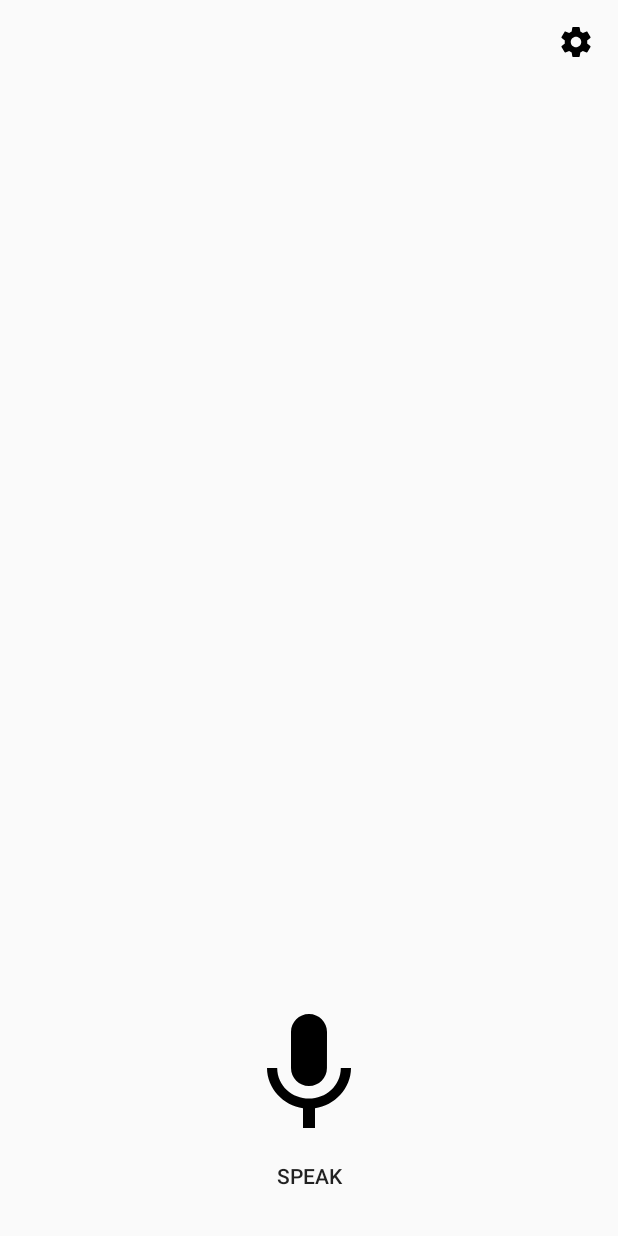
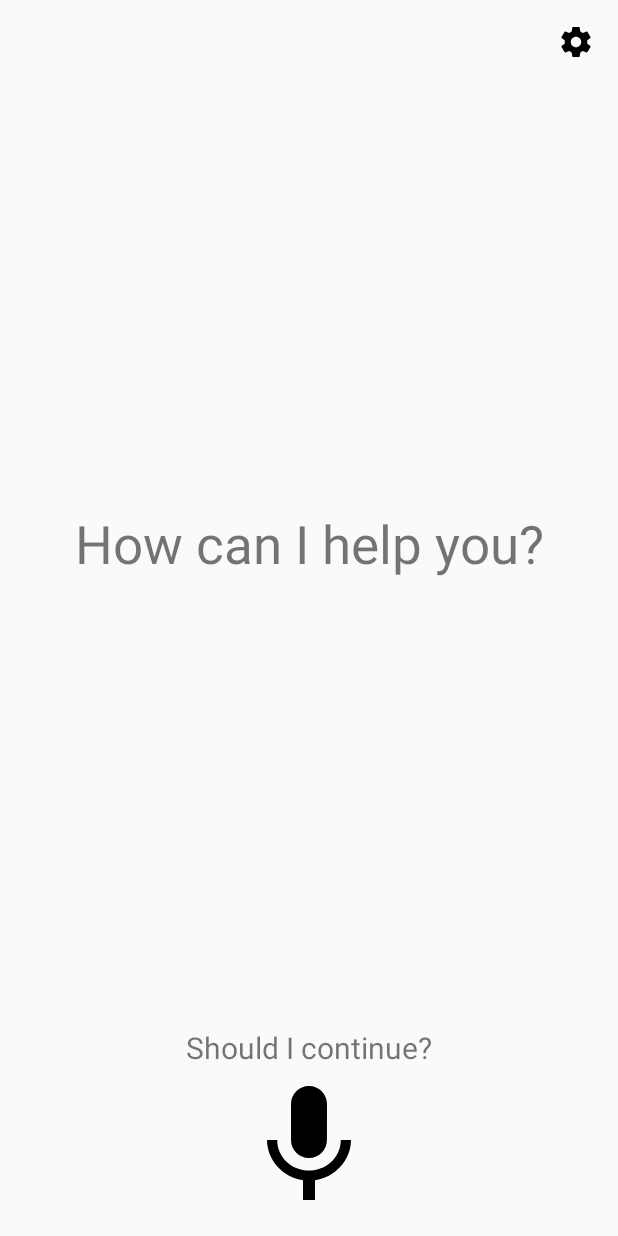
Before and after one commit to ShaelShah/Lahni-Assistant, an Android app: the screen it shows after launch (MainActivity), on a phone screen of 412 x 824 dp. Run offline under Robolectric (Android 15) with nearby library versions, the phone set to English and light mode, and no system bars.

Commit message:
refractored code

```diff
--- a/app/src/main/java/com/shael/segfaultstrategies/lahniassistant/MainActivity.java
+++ b/app/src/main/java/com/shael/segfaultstrategies/lahniassistant/MainActivity.java
@@ -7,7 +7,6 @@ import android.content.pm.PackageManager;
 import android.net.Uri;
 import android.os.Build;
 import android.provider.AlarmClock;
-import android.speech.RecognitionListener;
 import android.speech.RecognizerIntent;
 import android.speech.SpeechRecognizer;
 import android.speech.tts.TextToSpeech;
@@ -20,7 +19,6 @@ import android.widget.Button;
 import android.widget.ImageButton;
 import android.widget.TextView;
 
-import java.util.ArrayList;
 import java.util.List;
 import java.util.Locale;
 
@@ -37,20 +35,21 @@ public class MainActivity extends Activity {
     private final int SET_ALARM_PERMISSION = 4;
 
     //Views
-    private Button speakButton;
-    private ImageButton listenButton;
-    private TextView outputTextView;
-    private ImageButton settingsButton;
+    protected Button speakButton;
+    protected ImageButton listenButton;
+    protected TextView instructionTextView;
+    protected TextView confirmTextView;
+    protected ImageButton settingsButton;
 
     //Speech Recognizer
-    private SpeechRecognizer speechRecognizer;
-    private Intent speechRecognizerIntent;
+    protected SpeechRecognizer speechRecognizer;
+    protected Intent speechRecognizerIntent;
 
     //Text to Speech
-    private TextToSpeech textToSpeech;
+    protected TextToSpeech textToSpeech;
 
     //Send sms
-    private SmsManager smsManager;
+    protected SmsManager smsManager;
 
     @Override
     protected void onCreate(Bundle savedInstanceState) {
@@ -64,7 +63,8 @@ public class MainActivity extends Activity {
 
         //View instantiation
         speakButton = (Button) findViewById(R.id.speakButton);
-        outputTextView = (TextView) findViewById(R.id.outputTextView);
+        instructionTextView = (TextView) findViewById(R.id.instructionTextView);
+        confirmTextView = (TextView) findViewById(R.id.confirmTextView);
         settingsButton = (ImageButton) findViewById(R.id.settingsButton);
         listenButton = (ImageButton) findViewById(R.id.listenButton);
 
@@ -75,7 +75,7 @@ public class MainActivity extends Activity {
         speechRecognizerIntent.putExtra(EXTRA_LANGUAGE_MODEL, LANGUAGE_MODEL_FREE_FORM);
         speechRecognizerIntent.putExtra(EXTRA_CALLING_PACKAGE, this.getPackageName());
 
-        SpeechRecognitionListener listener = new SpeechRecognitionListener();
+        SpeechRecognitionListener listener = new SpeechRecognitionListener(this);
         speechRecognizer.setRecognitionListener(listener);
 
         //Send SMS
@@ -100,9 +100,9 @@ public class MainActivity extends Activity {
         speakButton.setOnClickListener(new View.OnClickListener() {
             @Override
             public void onClick(View view) {
-                if (outputTextView.getText() != null || !outputTextView.getText().toString().equals("")) {
+                if (instructionTextView.getText() != null || !instructionTextView.getText().toString().equals("")) {
                     String utteranceId = this.hashCode() + "";
-                    textToSpeech.speak(outputTextView.getText().toString(), TextToSpeech.QUEUE_FLUSH, null, utteranceId);
+                    textToSpeech.speak(instructionTextView.getText().toString(), TextToSpeech.QUEUE_FLUSH, null, utteranceId);
                 }
             }
         });
@@ -110,8 +110,6 @@ public class MainActivity extends Activity {
         settingsButton.setOnClickListener(new View.OnClickListener() {
             @Override
             public void onClick(View view) {
-                outputTextView.setText("This");
-                startTimer("Test Message", 10);
             }
         });
     }
@@ -210,55 +208,4 @@ public class MainActivity extends Activity {
         }
     }
 
-    protected class SpeechRecognitionListener implements RecognitionListener {
-
-        @Override
-        public void onReadyForSpeech(Bundle bundle) {
-            outputTextView.setText("Ready for text");
-        }
-
-        @Override
-        public void onBeginningOfSpeech() {
-            outputTextView.setText("You have started speaking");
-        }
-
-        @Override
-        public void onRmsChanged(float v) {}
-
-        @Override
-        public void onBufferReceived(byte[] bytes) {
-            outputTextView.setText("Started receiving data");
-        }
-
-        @Override
-        public void onEndOfSpeech() {
-            outputTextView.setText("You have stopped talking");
-        }
-
-        @Override
-        public void onError(int i) {
-            //speechRecognizer.startListening(speechRecognizerIntent);
-            outputTextView.setText("Error listening, please ask again.");
-        }
-
-        @Override
-        public void onResults(Bundle results) {
-            float[] scores  = results.getFloatArray(SpeechRecognizer.CONFIDENCE_SCORES);
-            ArrayList<String> matches = results.getStringArrayList(SpeechRecognizer.RESULTS_RECOGNITION);
-            int maxIndex = 0;
-
-            for (int i = 1; i < scores.length; i++) {
-                if (scores[i] > scores[i - 1]) {
-                    maxIndex = i;
-                }
-            }
-            outputTextView.setText("[" + maxIndex + "]" + " " + matches.get(maxIndex));
-        }
-
-        @Override
-        public void onPartialResults(Bundle bundle) {}
-
-        @Override
-        public void onEvent(int i, Bundle bundle) {}
-    }
 }
--- a/app/src/main/res/layout/activity_main.xml
+++ b/app/src/main/res/layout/activity_main.xml
@@ -14,18 +14,6 @@
     android:clickable="true">
     <!--android:background="@android:color/holo_blue_dark"-->
 
-    <TextView
-        android:id="@+id/outputTextView"
-        android:text=""
-        android:layout_width="wrap_content"
-        android:layout_height="wrap_content"
-        android:layout_alignParentStart="true"
-        android:layout_alignParentEnd="true"
-        android:gravity="center"
-        android:layout_below="@+id/settingsButton"
-        android:layout_above="@+id/listenButton"
-        android:background="@drawable/custom_background"/>
-
     <ImageButton
         android:id="@+id/settingsButton"
         android:layout_width="wrap_content"
@@ -36,6 +24,33 @@
         android:layout_alignParentTop="true"
         android:layout_alignParentEnd="true" />
 
+    <TextView
+        android:id="@+id/instructionTextView"
+        android:text="How can I help you?"
+        android:layout_width="match_parent"
+        android:layout_height="wrap_content"
+        android:gravity="center"
+        android:background="@drawable/custom_background"
+        android:typeface="sans"
+        android:textSize="35sp"
+        android:layout_below="@+id/settingsButton"
+        android:layout_alignParentStart="true"
+        android:layout_alignParentEnd="true"
+        android:layout_above="@+id/confirmTextView" />
+
+    <TextView
+        android:text="Should I continue?"
+        android:layout_width="match_parent"
+        android:layout_height="wrap_content"
+        android:gravity="center"
+        android:id="@+id/confirmTextView"
+        android:background="@drawable/custom_background"
+        android:typeface="sans"
+        android:textSize="20sp"
+        android:layout_alignParentStart="true"
+        android:layout_alignParentEnd="true"
+        android:layout_above="@+id/listenButton" />
+
     <Button
         android:id="@+id/speakButton"
         android:text="Speak"
@@ -44,7 +59,8 @@
         style="@android:style/Widget.Material.Button.Borderless"
         android:background="@drawable/custom_background"
         android:layout_alignParentBottom="true"
-        android:layout_alignParentStart="true" />
+        android:layout_alignParentStart="true"
+        android:visibility="invisible"/>
 
     <ImageButton
         android:id="@+id/listenButton"
@@ -52,7 +68,7 @@
         android:layout_height="wrap_content"
         android:src="@drawable/ic_keyboard_voice_black_24dp"
         android:background="@drawable/custom_background"
-        android:layout_above="@+id/speakButton"
+        android:layout_alignParentBottom="true"
         android:layout_centerHorizontal="true" />
 
 </RelativeLayout>
```
Also changed, not shown: app/src/main/java/com/shael/segfaultstrategies/lahniassistant/SpeechRecognitionListener.java (added, +75 -0 lines).
